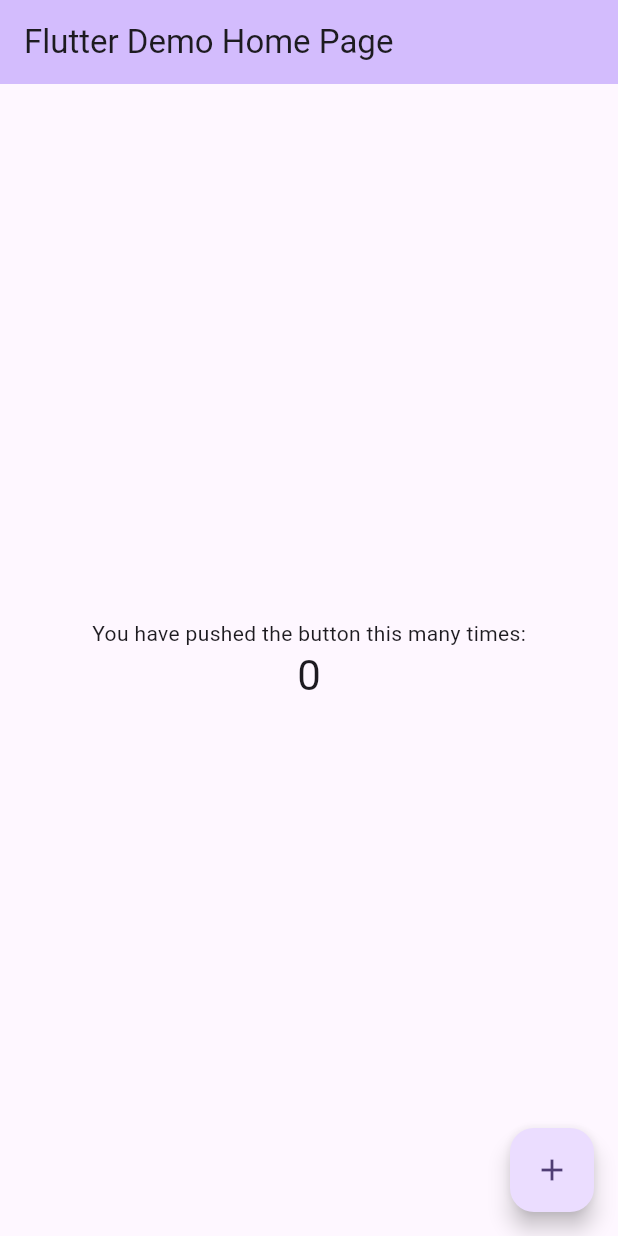
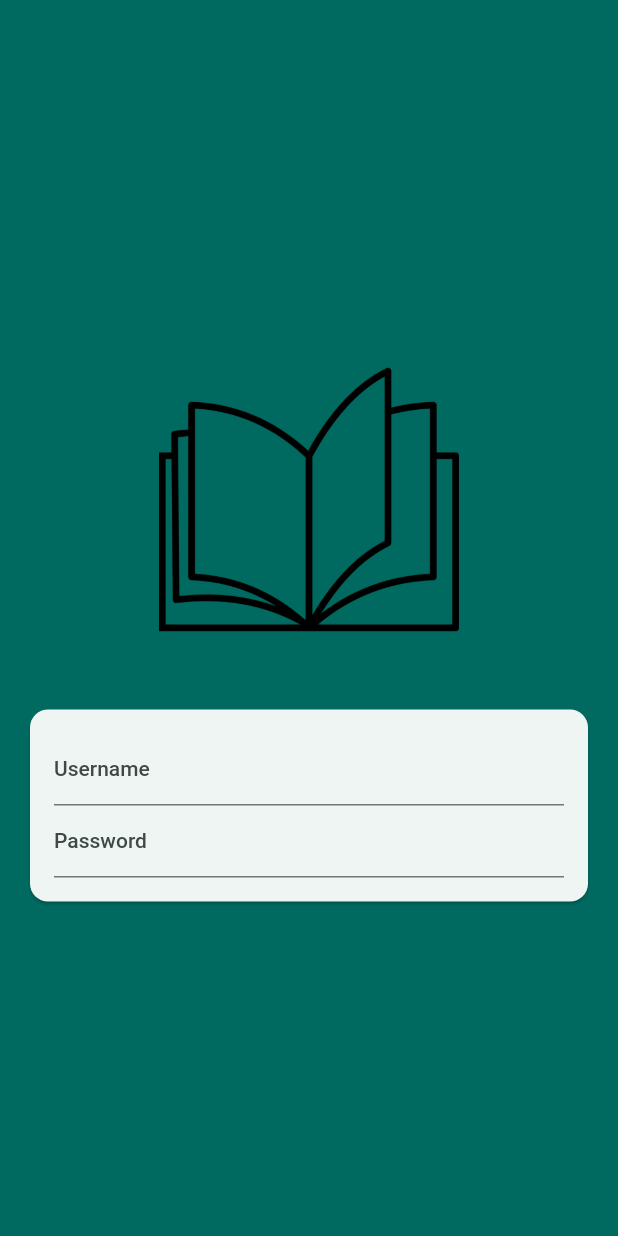
Before and after one commit to stefanjaspers/book-recognizer-frontend, a Flutter app: the screen it shows after launch, on a phone screen of 412 x 824 dp. Run offline on Flutter 3.47's test engine with Material 2 defaults, Android fonts, the light colour scheme and no system bars.

Commit message:
Initial auth screen setup.

```diff
--- a/lib/main.dart
+++ b/lib/main.dart
@@ -1,125 +1,24 @@
 import 'package:flutter/material.dart';
 
+import 'package:book_recognizer_frontend/screens/auth.dart';
+
 void main() {
-  runApp(const MyApp());
+  runApp(const App());
 }
 
-class MyApp extends StatelessWidget {
-  const MyApp({super.key});
+class App extends StatelessWidget {
+  const App({super.key});
 
-  // This widget is the root of your application.
   @override
   Widget build(BuildContext context) {
     return MaterialApp(
-      title: 'Flutter Demo',
-      theme: ThemeData(
-        // This is the theme of your application.
-        //
-        // TRY THIS: Try running your application with "flutter run". You'll see
-        // the application has a blue toolbar. Then, without quitting the app,
-        // try changing the seedColor in the colorScheme below to Colors.green
-        // and then invoke "hot reload" (save your changes or press the "hot
-        // reload" button in a Flutter-supported IDE, or press "r" if you used
-        // the command line to start the app).
-        //
-        // Notice that the counter didn't reset back to zero; the application
-        // state is not lost during the reload. To reset the state, use hot
-        // restart instead.
-        //
-        // This works for code too, not just values: Most code changes can be
-        // tested with just a hot reload.
-        colorScheme: ColorScheme.fromSeed(seedColor: Colors.deepPurple),
+      title: 'Book Recognizer App',
+      theme: ThemeData().copyWith(
         useMaterial3: true,
+        colorScheme: ColorScheme.fromSeed(
+            seedColor: const Color.fromARGB(255, 51, 180, 166)),
       ),
-      home: const MyHomePage(title: 'Flutter Demo Home Page'),
+      home: const AuthScreen(),
     );
   }
 }
-
-class MyHomePage extends StatefulWidget {
-  const MyHomePage({super.key, required this.title});
-
-  // This widget is the home page of your application. It is stateful, meaning
-  // that it has a State object (defined below) that contains fields that affect
-  // how it looks.
-
-  // This class is the configuration for the state. It holds the values (in this
-  // case the title) provided by the parent (in this case the App widget) and
-  // used by the build method of the State. Fields in a Widget subclass are
-  // always marked "final".
-
-  final String title;
-
-  @override
-  State<MyHomePage> createState() => _MyHomePageState();
-}
-
-class _MyHomePageState extends State<MyHomePage> {
-  int _counter = 0;
-
-  void _incrementCounter() {
-    setState(() {
-      // This call to setState tells the Flutter framework that something has
-      // changed in this State, which causes it to rerun the build method below
-      // so that the display can reflect the updated values. If we changed
-      // _counter without calling setState(), then the build method would not be
-      // called again, and so nothing would appear to happen.
-      _counter++;
-    });
-  }
-
-  @override
-  Widget build(BuildContext context) {
-    // This method is rerun every time setState is called, for instance as done
-    // by the _incrementCounter method above.
-    //
-    // The Flutter framework has been optimized to make rerunning build methods
-    // fast, so that you can just rebuild anything that needs updating rather
-    // than having to individually change instances of widgets.
-    return Scaffold(
-      appBar: AppBar(
-        // TRY THIS: Try changing the color here to a specific color (to
-        // Colors.amber, perhaps?) and trigger a hot reload to see the AppBar
-        // change color while the other colors stay the same.
-        backgroundColor: Theme.of(context).colorScheme.inversePrimary,
-        // Here we take the value from the MyHomePage object that was created by
-        // the App.build method, and use it to set our appbar title.
-        title: Text(widget.title),
-      ),
-      body: Center(
-        // Center is a layout widget. It takes a single child and positions it
-        // in the middle of the parent.
-        child: Column(
-          // Column is also a layout widget. It takes a list of children and
-          // arranges them vertically. By default, it sizes itself to fit its
-          // children horizontally, and tries to be as tall as its parent.
-          //
-          // Column has various properties to control how it sizes itself and
-          // how it positions its children. Here we use mainAxisAlignment to
-          // center the children vertically; the main axis here is the vertical
-          // axis because Columns are vertical (the cross axis would be
-          // horizontal).
-          //
-          // TRY THIS: Invoke "debug painting" (choose the "Toggle Debug Paint"
-          // action in the IDE, or press "p" in the console), to see the
-          // wireframe for each widget.
-          mainAxisAlignment: MainAxisAlignment.center,
-          children: <Widget>[
-            const Text(
-              'You have pushed the button this many times:',
-            ),
-            Text(
-              '$_counter',
-              style: Theme.of(context).textTheme.headlineMedium,
-            ),
-          ],
-        ),
-      ),
-      floatingActionButton: FloatingActionButton(
-        onPressed: _incrementCounter,
-        tooltip: 'Increment',
-        child: const Icon(Icons.add),
-      ), // This trailing comma makes auto-formatting nicer for build methods.
-    );
-  }
-}
--- /dev/null
+++ b/lib/screens/auth.dart
@@ -0,0 +1,60 @@
+import 'package:flutter/material.dart';
+
+class AuthScreen extends StatefulWidget {
+  const AuthScreen({super.key});
+
+  @override
+  State<StatefulWidget> createState() {
+    return _AuthScreenState();
+  }
+}
+
+class _AuthScreenState extends State<AuthScreen> {
+  @override
+  Widget build(BuildContext context) {
+    return Scaffold(
+      backgroundColor: Theme.of(context).colorScheme.primary,
+      body: Center(
+        child: SingleChildScrollView(
+          child: Column(
+            mainAxisAlignment: MainAxisAlignment.center,
+            children: [
+              Container(
+                margin: const EdgeInsets.only(
+                    top: 30, bottom: 20, left: 20, right: 20),
+                width: 200,
+                child: Image.asset('assets/images/book-icon.png'),
+              ),
+              Card(
+                margin: const EdgeInsets.all(20),
+                child: SingleChildScrollView(
+                  child: Padding(
+                    padding: const EdgeInsets.all(16),
+                    child: Form(
+                      child: Column(
+                        mainAxisSize: MainAxisSize.min,
+                        children: [
+                          TextFormField(
+                            decoration:
+                                const InputDecoration(labelText: 'Username'),
+                            keyboardType: TextInputType.name,
+                            autocorrect: false,
+                          ),
+                          TextFormField(
+                            decoration:
+                                const InputDecoration(labelText: 'Password'),
+                            obscureText: true,
+                          ),
+                        ],
+                      ),
+                    ),
+                  ),
+                ),
+              ),
+            ],
+          ),
+        ),
+      ),
+    );
+  }
+}
--- a/pubspec.yaml
+++ b/pubspec.yaml
@@ -59,9 +59,8 @@ flutter:
   uses-material-design: true
 
   # To add assets to your application, add an assets section, like this:
-  # assets:
-  #   - images/a_dot_burr.jpeg
-  #   - images/a_dot_ham.jpeg
+  assets:
+    - assets/images/book-icon.png
 
   # An image asset can refer to one or more resolution-specific "variants", see
   # https://flutter.dev/assets-and-images/#resolution-aware
```
Also changed, not shown: assets/images/book-icon.png (added).
